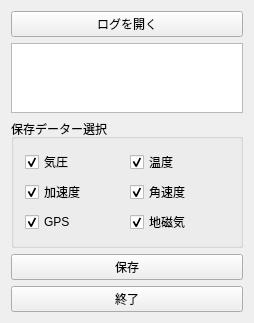
Before: the Qt Designer form widget.ui in futr/DataReader2, drawn with Qt 5.
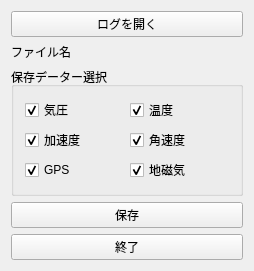
After: the same form once the commit is applied.

Patch:
```diff
--- a/widget.ui
+++ b/widget.ui
@@ -7,7 +7,7 @@
     <x>0</x>
     <y>0</y>
     <width>254</width>
-    <height>309</height>
+    <height>215</height>
    </rect>
   </property>
   <property name="windowTitle">
@@ -22,7 +22,11 @@
     </widget>
    </item>
    <item>
-    <widget class="QListWidget" name="listWidget"/>
+    <widget class="QLabel" name="label">
+     <property name="text">
+      <string>ファイル名</string>
+     </property>
+    </widget>
    </item>
    <item>
     <widget class="QGroupBox" name="groupBox">
```
Left out of the diff: 2 changed lines with no effect on the pictures.
